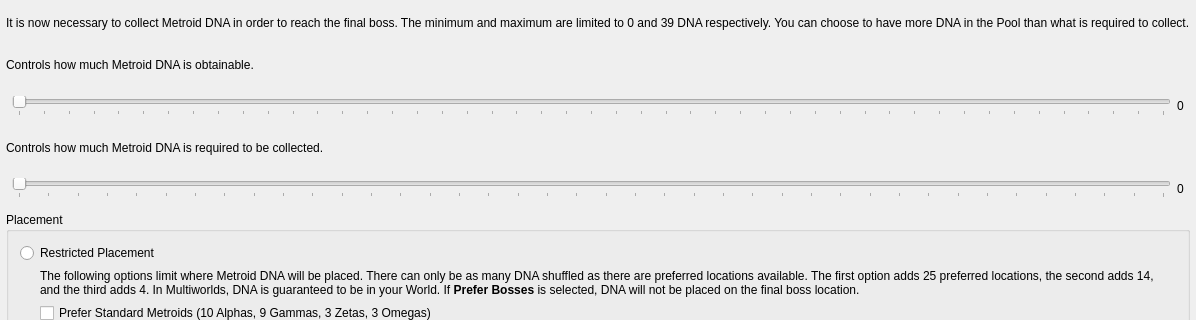
First picture: the form in randovania/games/samus_returns/gui/ui_files/preset_msr_goal.ui, repository randovania/randovania, before the edit; both pictures show x 0 to 1196 and y 0 to 320 of the 1196 by 606 pixel window.
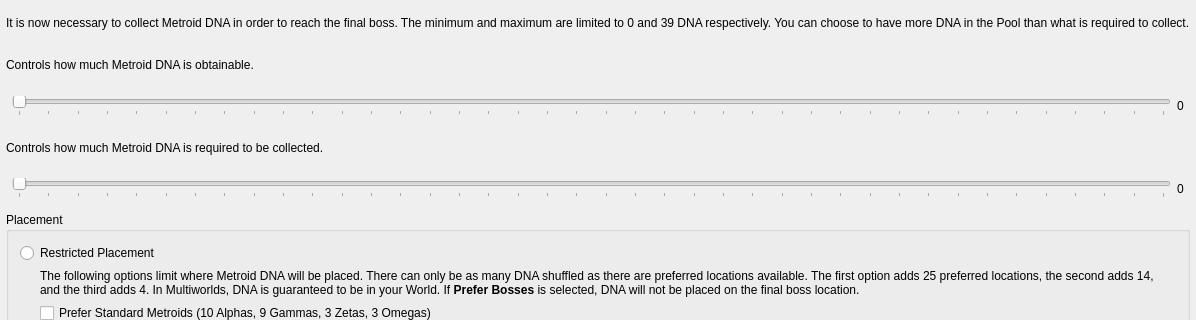
Second picture: the form after the edit.

The edit to the form file:
```diff
--- a/randovania/games/samus_returns/gui/ui_files/preset_msr_goal.ui
+++ b/randovania/games/samus_returns/gui/ui_files/preset_msr_goal.ui
@@ -67,7 +67,7 @@
       <item>
        <widget class="QSlider" name="placed_slider">
         <property name="maximum">
-         <number>46</number>
+         <number>39</number>
         </property>
         <property name="pageStep">
          <number>2</number>
```
